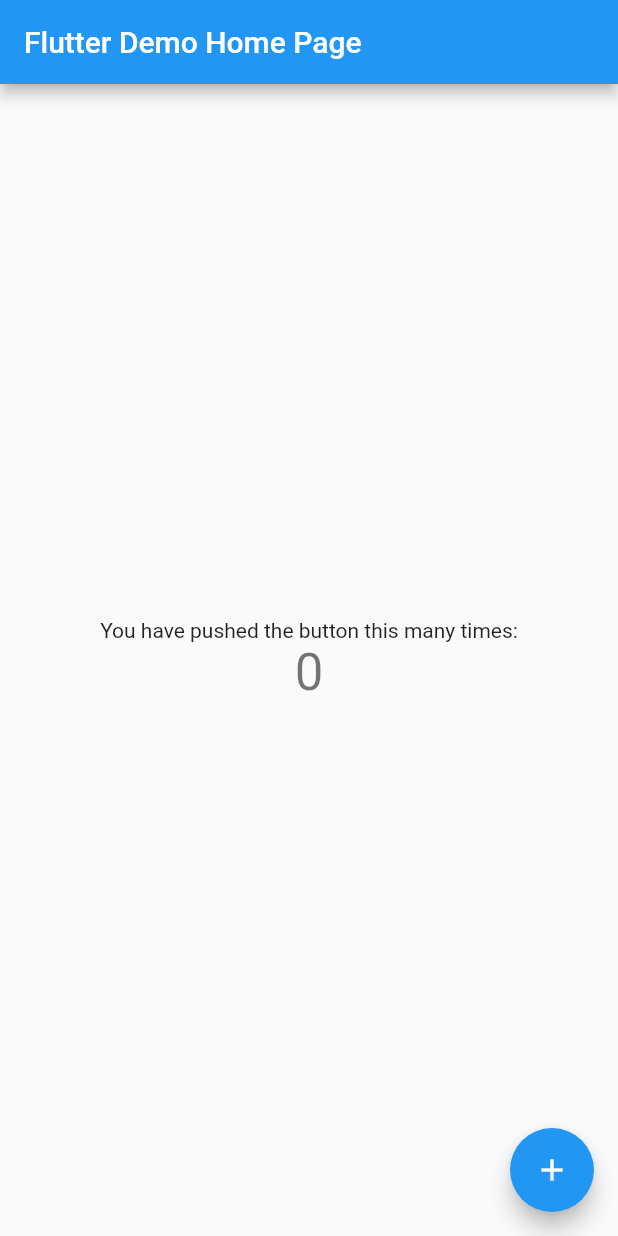
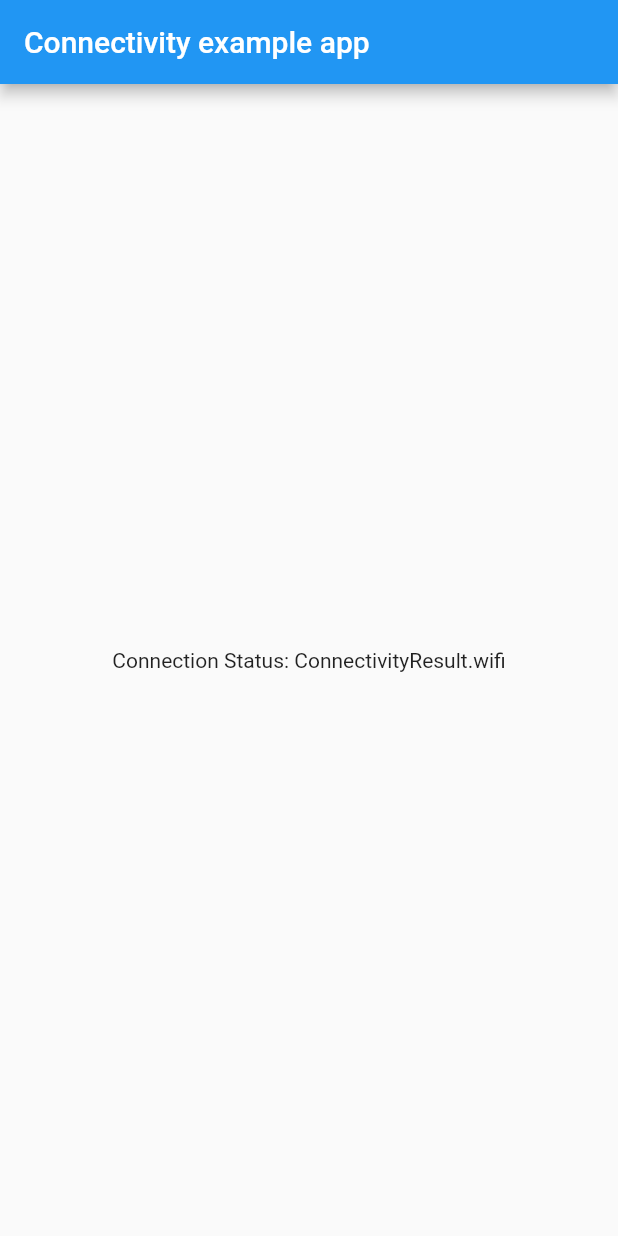
Before and after one commit to reham-ahmed/flutter_plus_plugins, a Flutter app: the screen it shows after launch, on a phone screen of 412 x 824 dp. Run offline on Flutter 3.47's test engine with Material 2 defaults, Android fonts, the phone set to English and light mode, and no system bars; our stand-ins replace battery, connectivity.

```diff
--- /dev/null
+++ b/lib/connectivity.dart
@@ -0,0 +1,80 @@
+import 'dart:async';
+
+import 'package:connectivity/connectivity.dart';
+import 'package:flutter/foundation.dart';
+import 'package:flutter/material.dart';
+import 'package:flutter/services.dart';
+
+
+
+class ConnectivityPage extends StatefulWidget {
+  ConnectivityPage({Key key, this.title}) : super(key: key);
+
+  final String title;
+
+  @override
+  _ConnectivityPageState createState() => _ConnectivityPageState();
+}
+
+class _ConnectivityPageState extends State<ConnectivityPage> {
+  String _connectionStatus = 'Unknown';
+  final Connectivity _connectivity = Connectivity();
+  StreamSubscription<ConnectivityResult> _connectivitySubscription;
+
+  @override
+  void initState() {
+    super.initState();
+    initConnectivity();
+    _connectivitySubscription =
+        _connectivity.onConnectivityChanged.listen(_updateConnectionStatus);
+  }
+
+  @override
+  void dispose() {
+    _connectivitySubscription.cancel();
+    super.dispose();
+  }
+
+  // Platform messages are asynchronous, so we initialize in an async method.
+  Future<void> initConnectivity() async {
+    ConnectivityResult result;
+    // Platform messages may fail, so we use a try/catch PlatformException.
+    try {
+      result = await _connectivity.checkConnectivity();
+    } on PlatformException catch (e) {
+      print(e.toString());
+    }
+
+    // If the widget was removed from the tree while the asynchronous platform
+    // message was in flight, we want to discard the reply rather than calling
+    // setState to update our non-existent appearance.
+    if (!mounted) {
+      return Future.value(null);
+    }
+
+    return _updateConnectionStatus(result);
+  }
+
+  @override
+  Widget build(BuildContext context) {
+    return Scaffold(
+      appBar: AppBar(
+        title: const Text('Connectivity example app'),
+      ),
+      body: Center(child: Text('Connection Status: $_connectionStatus')),
+    );
+  }
+
+  Future<void> _updateConnectionStatus(ConnectivityResult result) async {
+    switch (result) {
+      case ConnectivityResult.wifi:
+      case ConnectivityResult.mobile:
+      case ConnectivityResult.none:
+        setState(() => _connectionStatus = result.toString());
+        break;
+      default:
+        setState(() => _connectionStatus = 'Failed to get connectivity.');
+        break;
+    }
+  }
+}
--- a/lib/main.dart
+++ b/lib/main.dart
@@ -1,117 +1,30 @@
+// Copyright 2017 The Chromium Authors. All rights reserved.
+// Use of this source code is governed by a BSD-style license that can be
+// found in the LICENSE file.
+
+// ignore_for_file: public_member_api_docs
+
+import 'dart:async';
+
 import 'package:flutter/material.dart';
+import 'package:battery/battery.dart';
+import 'package:flutter_plus_plugins/battery.dart';
+import 'package:flutter_plus_plugins/connectivity.dart';
 
 void main() {
   runApp(MyApp());
 }
 
 class MyApp extends StatelessWidget {
-  // This widget is the root of your application.
   @override
   Widget build(BuildContext context) {
     return MaterialApp(
       title: 'Flutter Demo',
       theme: ThemeData(
-        // This is the theme of your application.
-        //
-        // Try running your application with "flutter run". You'll see the
-        // application has a blue toolbar. Then, without quitting the app, try
-        // changing the primarySwatch below to Colors.green and then invoke
-        // "hot reload" (press "r" in the console where you ran "flutter run",
-        // or simply save your changes to "hot reload" in a Flutter IDE).
-        // Notice that the counter didn't reset back to zero; the application
-        // is not restarted.
         primarySwatch: Colors.blue,
-        // This makes the visual density adapt to the platform that you run
-        // the app on. For desktop platforms, the controls will be smaller and
-        // closer together (more dense) than on mobile platforms.
-        visualDensity: VisualDensity.adaptivePlatformDensity,
       ),
-      home: MyHomePage(title: 'Flutter Demo Home Page'),
+      // home: BatteryPage(title: 'Flutter Demo Home Page'),
+      home: ConnectivityPage(title: 'Flutter Demo Home Page'),
     );
   }
 }
-
-class MyHomePage extends StatefulWidget {
-  MyHomePage({Key key, this.title}) : super(key: key);
-
-  // This widget is the home page of your application. It is stateful, meaning
-  // that it has a State object (defined below) that contains fields that affect
-  // how it looks.
-
-  // This class is the configuration for the state. It holds the values (in this
-  // case the title) provided by the parent (in this case the App widget) and
-  // used by the build method of the State. Fields in a Widget subclass are
-  // always marked "final".
-
-  final String title;
-
-  @override
-  _MyHomePageState createState() => _MyHomePageState();
-}
-
-class _MyHomePageState extends State<MyHomePage> {
-  int _counter = 0;
-
-  void _incrementCounter() {
-    setState(() {
-      // This call to setState tells the Flutter framework that something has
-      // changed in this State, which causes it to rerun the build method below
-      // so that the display can reflect the updated values. If we changed
-      // _counter without calling setState(), then the build method would not be
-      // called again, and so nothing would appear to happen.
-      _counter++;
-    });
-  }
-
-  @override
-  Widget build(BuildContext context) {
-    // This method is rerun every time setState is called, for instance as done
-    // by the _incrementCounter method above.
-    //
-    // The Flutter framework has been optimized to make rerunning build methods
-    // fast, so that you can just rebuild anything that needs updating rather
-    // than having to individually change instances of widgets.
-    return Scaffold(
-      appBar: AppBar(
-        // Here we take the value from the MyHomePage object that was created by
-        // the App.build method, and use it to set our appbar title.
-        title: Text(widget.title),
-      ),
-      body: Center(
-        // Center is a layout widget. It takes a single child and positions it
-        // in the middle of the parent.
-        child: Column(
-          // Column is also a layout widget. It takes a list of children and
-          // arranges them vertically. By default, it sizes itself to fit its
-          // children horizontally, and tries to be as tall as its parent.
-          //
-          // Invoke "debug painting" (press "p" in the console, choose the
-          // "Toggle Debug Paint" action from the Flutter Inspector in Android
-          // Studio, or the "Toggle Debug Paint" command in Visual Studio Code)
-          // to see the wireframe for each widget.
-          //
-          // Column has various properties to control how it sizes itself and
-          // how it positions its children. Here we use mainAxisAlignment to
-          // center the children vertically; the main axis here is the vertical
-          // axis because Columns are vertical (the cross axis would be
-          // horizontal).
-          mainAxisAlignment: MainAxisAlignment.center,
-          children: <Widget>[
-            Text(
-              'You have pushed the button this many times:',
-            ),
-            Text(
-              '$_counter',
-              style: Theme.of(context).textTheme.headline4,
-            ),
-          ],
-        ),
-      ),
-      floatingActionButton: FloatingActionButton(
-        onPressed: _incrementCounter,
-        tooltip: 'Increment',
-        child: Icon(Icons.add),
-      ), // This trailing comma makes auto-formatting nicer for build methods.
-    );
-  }
-}
--- a/pubspec.yaml
+++ b/pubspec.yaml
@@ -28,7 +28,8 @@ dependencies:
   # The following adds the Cupertino Icons font to your application.
   # Use with the CupertinoIcons class for iOS style icons.
   cupertino_icons: ^0.1.3
-
+  battery: ^1.0.7
+  connectivity: ^2.0.2
 dev_dependencies:
   flutter_test:
     sdk: flutter
```
Also changed, not shown: lib/battery.dart (added, +73 -0 lines), pubspec.lock.
